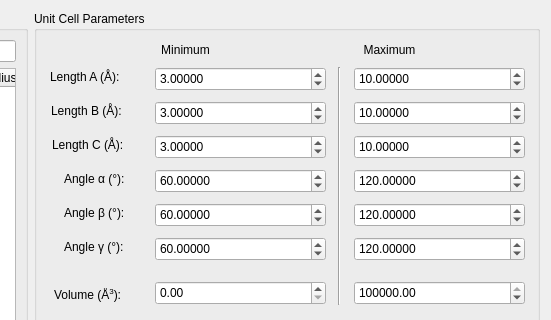
Old version of the form src/xtalopt/ui/tab_init.ui in the repository xtalopt/XtalOpt; both pictures show x 489 to 1040 and y 0 to 320 of the 1040 by 686 pixel window.
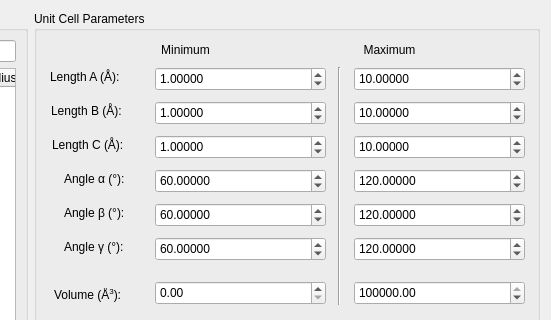
New version of the form.

Commit message: Fixed another upercase 'VERSION'. Also fixed a crashing bug that occurred when the minimum volume is set to be greater than the maxmium allowed volume (the product of a, b, and c).

```diff
--- a/src/xtalopt/ui/tab_init.ui
+++ b/src/xtalopt/ui/tab_init.ui
@@ -299,7 +299,7 @@
        <double>0.100000000000000</double>
       </property>
       <property name="value">
-       <double>3.000000000000000</double>
+       <double>1.000000000000000</double>
       </property>
      </widget>
      <widget class="QLabel" name="label_3">
@@ -382,7 +382,7 @@
        <double>0.100000000000000</double>
       </property>
       <property name="value">
-       <double>3.000000000000000</double>
+       <double>1.000000000000000</double>
       </property>
      </widget>
      <widget class="QDoubleSpinBox" name="spin_beta_max">
@@ -508,7 +508,7 @@
        <double>0.100000000000000</double>
       </property>
       <property name="value">
-       <double>3.000000000000000</double>
+       <double>1.000000000000000</double>
       </property>
      </widget>
      <widget class="QDoubleSpinBox" name="spin_alpha_min">
```
The commit also changes 1 other file.
